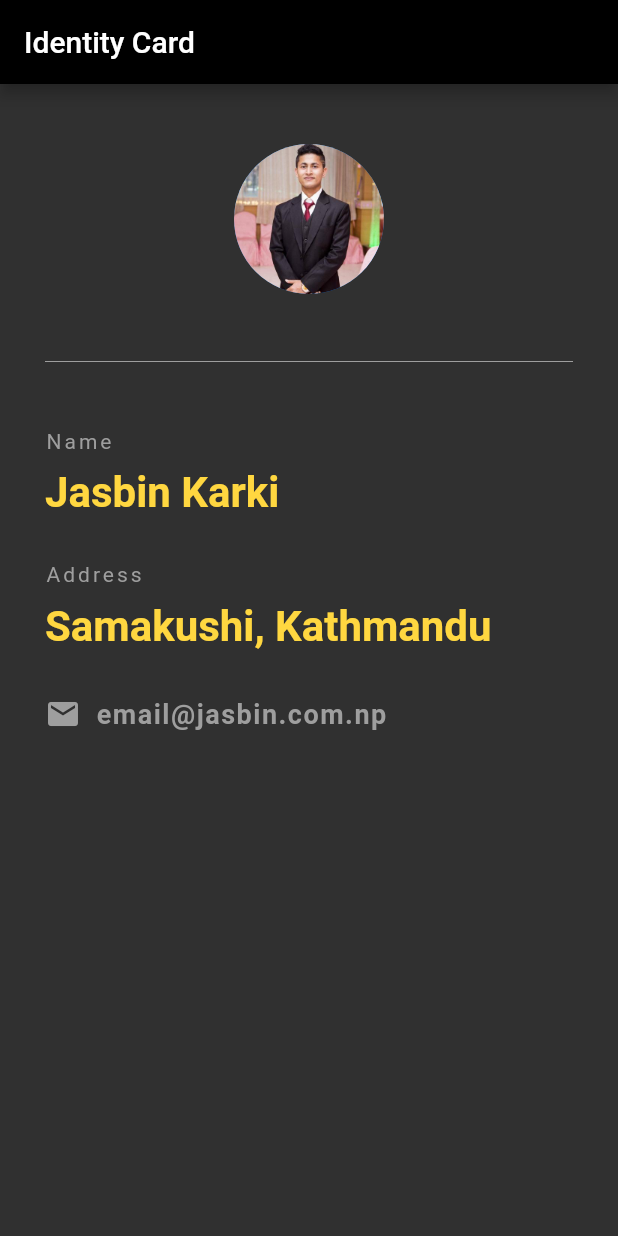
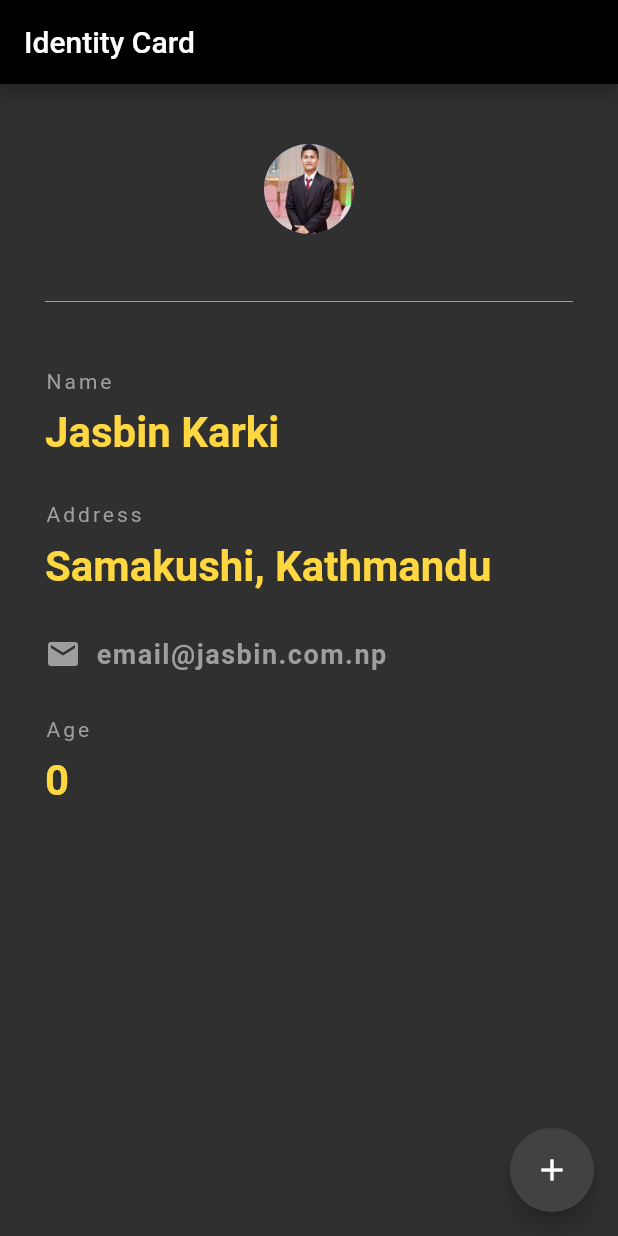
Before and after one commit to jasbin/idcard, a Flutter app: the screen it shows after launch, on a phone screen of 412 x 824 dp. Run offline on Flutter 3.47's test engine with Material 2 defaults, Android fonts, the phone set to English and light mode, and no system bars.

Commit message:
added floating action button to live update data

```diff
--- a/lib/main.dart
+++ b/lib/main.dart
@@ -10,6 +10,8 @@ class UserCard extends StatefulWidget {
 }
 
 class _UserCardState extends State<UserCard> {
+  int age = 0;
+
   @override
   Widget build(BuildContext context) {
     return Scaffold(
@@ -26,7 +28,7 @@ class _UserCardState extends State<UserCard> {
             Center(
               child: CircleAvatar(
                 backgroundImage: AssetImage('assets/images/user.jpg'),
-                radius: 50,
+                radius: 30,
               ),
             ),
             Divider(
@@ -80,9 +82,29 @@ class _UserCardState extends State<UserCard> {
                       fontWeight: FontWeight.bold),
                 ),
               ],
-            )
+            ),
+            SizedBox(height: 30),
+            Text('Age',
+                style: TextStyle(color: Colors.grey, letterSpacing: 2.0)),
+            SizedBox(height: 10),
+            Text(
+              '$age',
+              style: TextStyle(
+                  color: Colors.amberAccent,
+                  fontWeight: FontWeight.bold,
+                  fontSize: 28),
+            ),
           ],
         ),
+      ),
+      floatingActionButton: FloatingActionButton(
+        onPressed: () {
+          setState(() {
+            age++;
+          });
+        },
+        child: Icon(Icons.add),
+        backgroundColor: Colors.grey[800],
       ),
     );
   }
```
